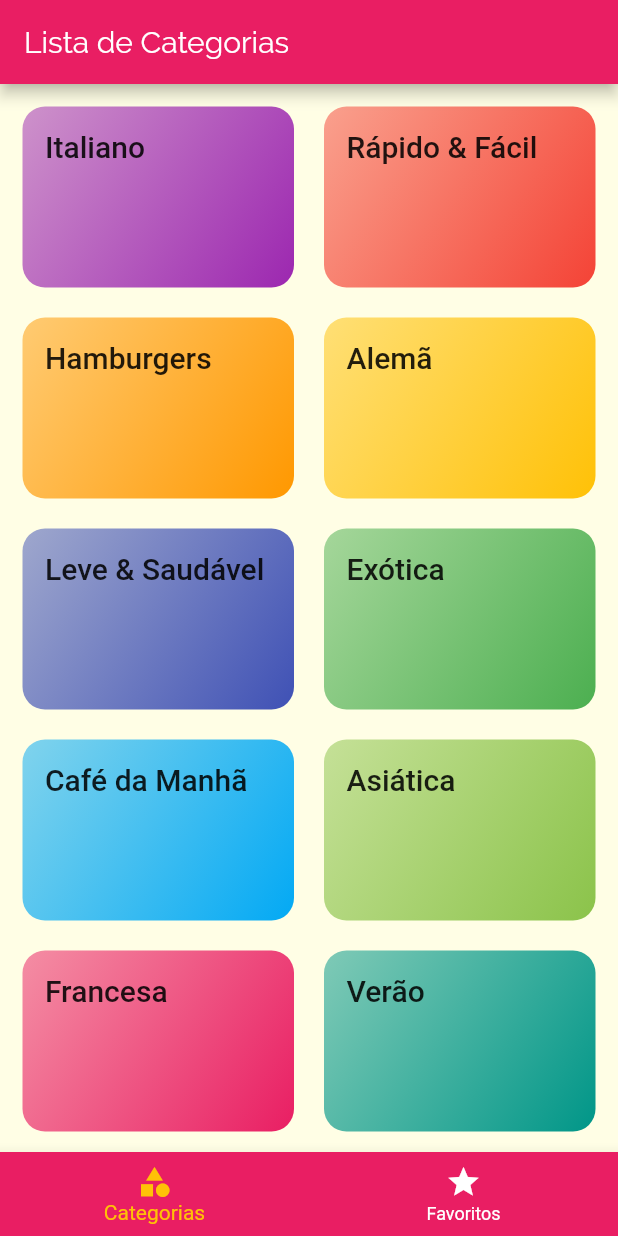
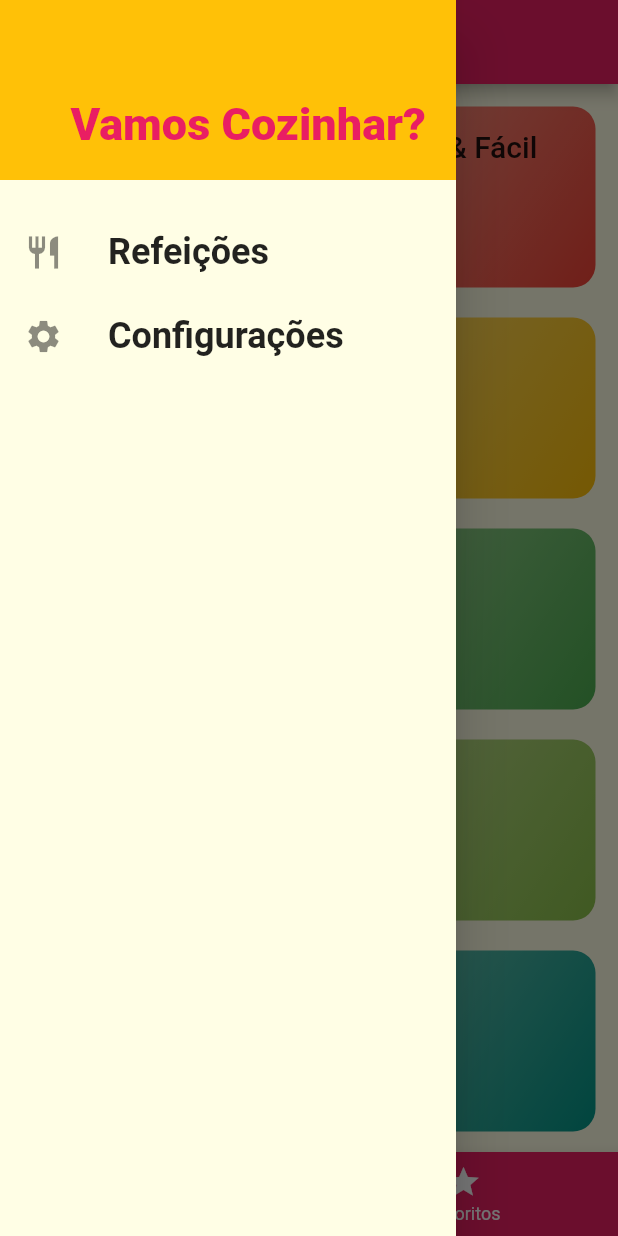
Before and after one commit to DinizRenato/meals, a Flutter app: the screen it shows after launch, with the side drawer open (before the commit the screen has no drawer), on a phone screen of 412 x 824 dp. Run offline on Flutter 3.47's test engine with Material 2 defaults, Android fonts, the phone set to English and light mode, and no system bars; Roboto replaces fonts that are missing (RobotoCondensed).

Commit message:
Substituindo Telas

```diff
--- /dev/null
+++ b/lib/components/main_drawer.dart
@@ -0,0 +1,53 @@
+import 'package:flutter/material.dart';
+
+import '../utils/app_routes.dart';
+
+class MainDrawer extends StatelessWidget {
+  Widget _createItem(IconData icon, String label, Function onTap) {
+    return ListTile(
+      leading: Icon(icon, size: 26),
+      title: Text(label,
+          style: TextStyle(
+            fontFamily: 'RobotoCondensed',
+            fontSize: 24,
+            fontWeight: FontWeight.bold,
+          )),
+      onTap: onTap,
+    );
+  }
+
+  @override
+  Widget build(BuildContext context) {
+    return Drawer(
+      child: Column(
+        children: <Widget>[
+          Container(
+            height: 120,
+            width: double.infinity,
+            padding: EdgeInsets.all(20),
+            color: Theme.of(context).accentColor,
+            alignment: Alignment.bottomRight,
+            child: Text(
+              'Vamos Cozinhar?',
+              style: TextStyle(
+                  fontWeight: FontWeight.w900,
+                  fontSize: 30,
+                  color: Theme.of(context).primaryColor),
+            ),
+          ),
+          SizedBox(height: 20),
+          _createItem(
+            Icons.restaurant,
+            'Refeições',
+            () => Navigator.of(context).pushReplacementNamed(AppRoutes.HOME),
+          ),
+          _createItem(
+            Icons.settings,
+            'Configurações',
+            () => Navigator.of(context).pushReplacementNamed(AppRoutes.SETTINGS),
+          ),
+        ],
+      ),
+    );
+  }
+}
--- a/lib/main.dart
+++ b/lib/main.dart
@@ -5,7 +5,7 @@ import 'package:meals/screens/tabs_screen.dart';
 // import 'screens/favorite_screen.dart';
 import 'screens/categories_meals_screen.dart';
 import 'screens/meal_detail_screen.dart';
-
+import 'screens/settings_screen.dart';
 
 import 'utils/app_routes.dart';
 
@@ -32,6 +32,7 @@ class MyApp extends StatelessWidget {
         AppRoutes.HOME : (ctx) => TabsScreen(),
         AppRoutes.CATEGORIES_MEALS : (ctx) => CategoriesMealsScreen(),
         AppRoutes.MEAL_DETAIL : (ctx) => MealDetailScreen(),
+        AppRoutes.SETTINGS : (ctx) => SettingsScreen(),
       },
     );
   }
--- /dev/null
+++ b/lib/screens/settings_screen.dart
@@ -0,0 +1,18 @@
+import 'package:flutter/material.dart';
+
+import '../components/main_drawer.dart';
+
+class SettingsScreen extends StatelessWidget {
+  @override
+  Widget build(BuildContext context) {
+    return Scaffold(
+      appBar: AppBar(
+        title: Text('Configurações'),
+      ),
+      drawer: MainDrawer(),
+      body: Center(
+        child: Text('Configurações'),
+      ),
+    );
+  }
+}
--- a/lib/screens/tabs_screen.dart
+++ b/lib/screens/tabs_screen.dart
@@ -2,6 +2,7 @@ import 'package:flutter/material.dart';
 
 import 'categories_screen.dart';
 import 'favorite_screen.dart';
+import '../components/main_drawer.dart';
 
 class TabsScreen extends StatefulWidget {
   @override
@@ -29,6 +30,7 @@ class _TabsScreenState extends State<TabsScreen> {
       appBar: AppBar(
         title: Text(_screens[_selectedScreenIndex]['title']),
       ),
+      drawer: MainDrawer(),
       body: _screens[_selectedScreenIndex]['screen'],
       bottomNavigationBar: BottomNavigationBar(
         onTap : _selectScreen,
--- a/lib/utils/app_routes.dart
+++ b/lib/utils/app_routes.dart
@@ -2,4 +2,5 @@ class AppRoutes {
   static const HOME = '/';
   static const CATEGORIES_MEALS = '/categories-meals';
   static const MEAL_DETAIL = '/meal-detail';
+  static const SETTINGS = '/settings';
 }
```
